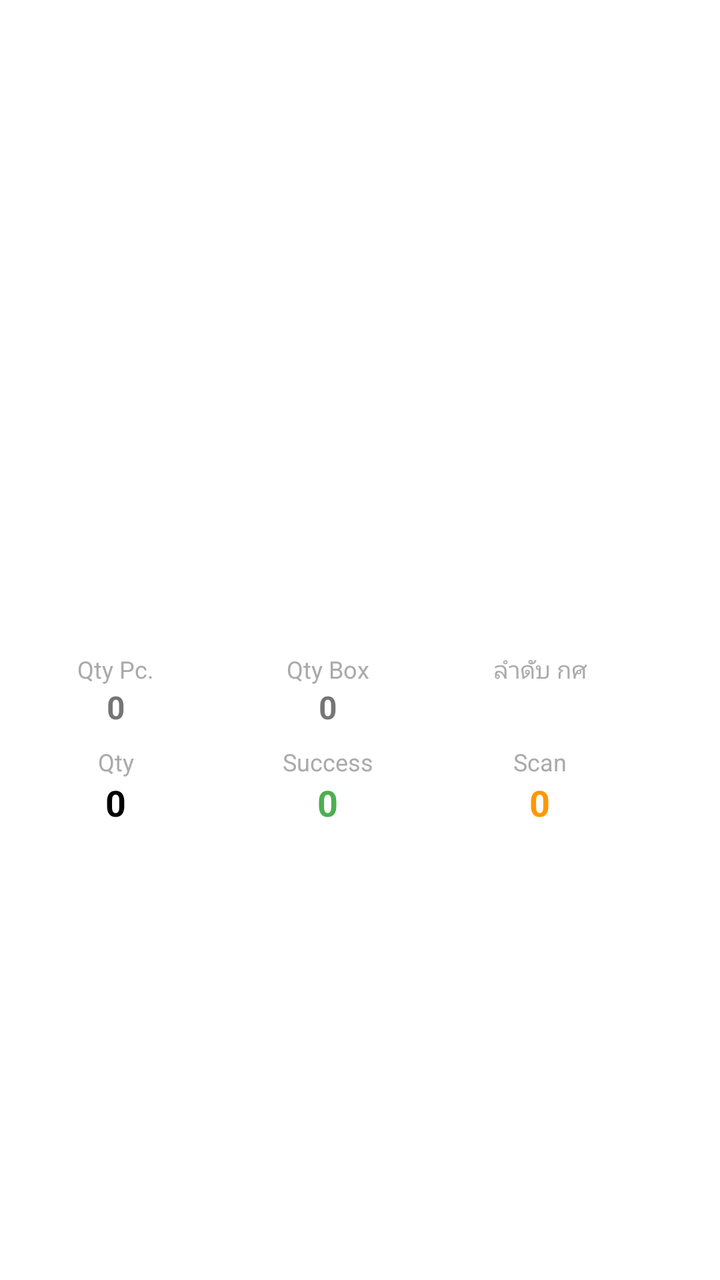
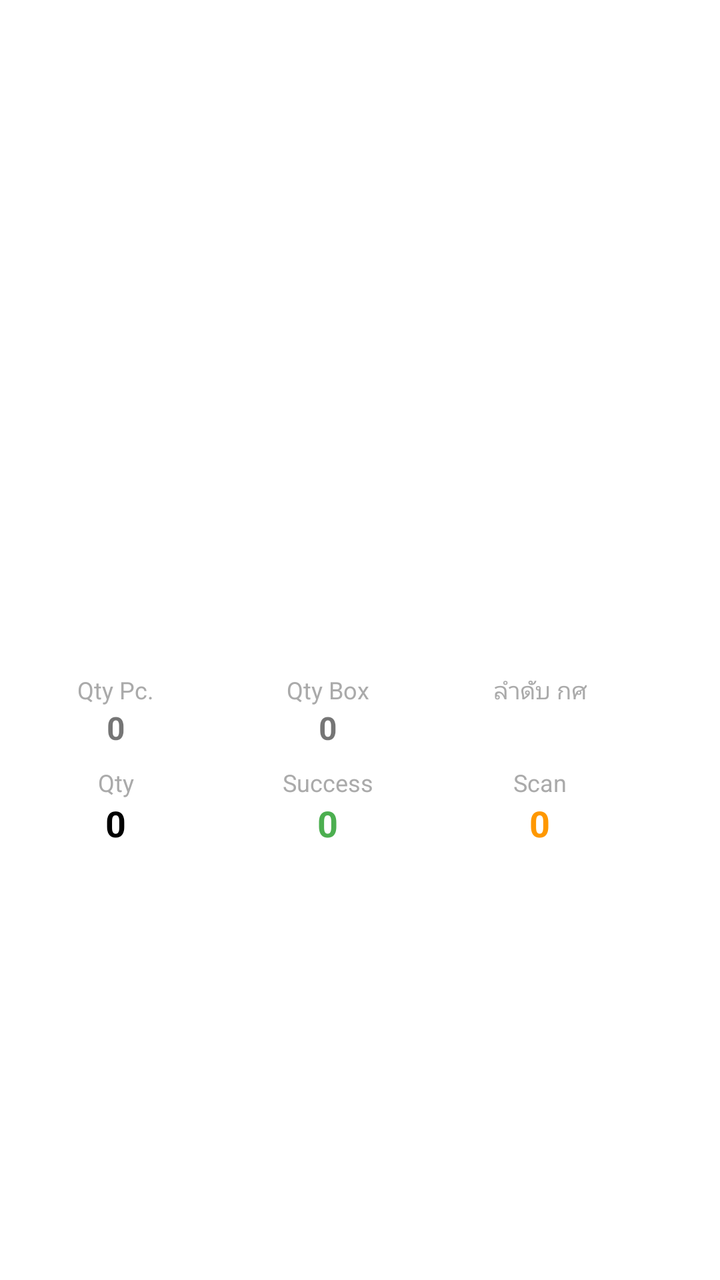

An Android layout rendered at two revisions. The XML below is the earlier revision; the diff shows what the commit changed to produce the second picture.
<!-- AndroidManifest.xml: application theme AppTheme -->
<!-- res/layout/item_picking_order_child.xml -->
<?xml version="1.0" encoding="utf-8"?>
<LinearLayout xmlns:android="http://schemas.android.com/apk/res/android"
    android:layout_width="match_parent"
    android:layout_height="wrap_content"
    android:orientation="horizontal"
    android:padding="5dp"
    android:gravity="center_vertical">

    <LinearLayout
        android:layout_width="0dp"
        android:layout_height="wrap_content"
        android:layout_weight="1"
        android:orientation="vertical">

        <TextView
            android:id="@+id/tvPallet"
            android:layout_width="match_parent"
            android:layout_height="wrap_content"
            android:textSize="16sp"
            android:textStyle="bold"
            android:layout_marginBottom="4dp"/>

        <TextView
            android:id="@+id/tvItem"
            android:layout_width="match_parent"
            android:layout_height="wrap_content"
            android:textSize="16sp"
            android:textStyle="bold"
            android:layout_marginBottom="4dp"/>










        <TextView
            android:id="@+id/tvLocator"
            android:layout_width="match_parent"
            android:layout_height="wrap_content"
            android:textSize="12sp"
            android:textStyle="bold"
            android:layout_marginBottom="4dp"/>

        <TextView
            android:id="@+id/tvLotSuggestion"
            android:layout_width="match_parent"
            android:layout_height="wrap_content"
            android:textSize="12sp"
            android:textStyle="bold"
            android:layout_marginBottom="4dp"/>

        
        <LinearLayout
            android:layout_width="match_parent"
            android:layout_height="wrap_content"
            android:orientation="horizontal"
            android:layout_marginTop="8dp">

            
            <LinearLayout
                android:layout_width="0dp"
                android:layout_height="wrap_content"
                android:layout_weight="1"
                android:orientation="vertical"
                android:gravity="center">

                <TextView
                    android:layout_width="wrap_content"
                    android:layout_height="wrap_content"
                    android:text="Qty Pc."
                    android:textSize="12sp"
                    android:textColor="@android:color/darker_gray"/>

                <TextView
                    android:id="@+id/tvAllocatedQty"
                    android:layout_width="wrap_content"
                    android:layout_height="wrap_content"
                    android:text="0"
                    android:textSize="16sp"
                    android:textStyle="bold"/>
            </LinearLayout>

            
            <LinearLayout
                android:layout_width="0dp"
                android:layout_height="wrap_content"
                android:layout_weight="1"
                android:orientation="vertical"
                android:gravity="center">

                <TextView
                    android:layout_width="wrap_content"
                    android:layout_height="wrap_content"
                    android:text="Qty Box"
                    android:textSize="12sp"
                    android:textColor="@android:color/darker_gray"/>

                <TextView
                    android:id="@+id/tvQtyBox"
                    android:layout_width="wrap_content"
                    android:layout_height="wrap_content"
                    android:text="0"
                    android:textSize="16sp"
                    android:textStyle="bold"/>
            </LinearLayout>

            
            <LinearLayout
                android:layout_width="0dp"
                android:layout_height="wrap_content"
                android:layout_weight="1"
                android:orientation="vertical"
                android:gravity="center">

                <TextView
                    android:layout_width="wrap_content"
                    android:layout_height="wrap_content"
                    android:text="ลำดับ กศ"
                    android:textSize="12sp"
                    android:textColor="@android:color/darker_gray"/>

                <TextView
                    android:id="@+id/tvSequenceNumber"
                    android:layout_width="wrap_content"
                    android:layout_height="wrap_content"
                    android:text=""
                    android:textSize="16sp"
                    android:textStyle="bold"/>
            </LinearLayout>
        </LinearLayout>

        
        <LinearLayout
            android:layout_width="match_parent"
            android:layout_height="wrap_content"
            android:orientation="horizontal"
            android:layout_marginTop="8dp">

            
            <LinearLayout
                android:layout_width="0dp"
                android:layout_height="wrap_content"
                android:layout_weight="1"
                android:orientation="vertical"
                android:gravity="center">

                <TextView
                    android:layout_width="wrap_content"
                    android:layout_height="wrap_content"
                    android:text="Qty"
                    android:textSize="12sp"
                    android:textColor="@android:color/darker_gray"/>

                <TextView
                    android:id="@+id/tvQuantity"
                    android:layout_width="wrap_content"
                    android:layout_height="wrap_content"
                    android:text="0"
                    android:textSize="18sp"
                    android:textStyle="bold"
                    android:textColor="@android:color/black"/>
            </LinearLayout>

            
            <LinearLayout
                android:layout_width="0dp"
                android:layout_height="wrap_content"
                android:layout_weight="1"
                android:orientation="vertical"
                android:gravity="center">

                <TextView
                    android:layout_width="wrap_content"
                    android:layout_height="wrap_content"
                    android:text="Success"
                    android:textSize="12sp"
                    android:textColor="@android:color/darker_gray"/>

                <TextView
                    android:id="@+id/tvQuantitySuccess"
                    android:layout_width="wrap_content"
                    android:layout_height="wrap_content"
                    android:text="0"
                    android:textSize="18sp"
                    android:textStyle="bold"
                    android:textColor="#4CAF50"/>
            </LinearLayout>

            
            <LinearLayout
                android:layout_width="0dp"
                android:layout_height="wrap_content"
                android:layout_weight="1"
                android:orientation="vertical"
                android:gravity="center">

                <TextView
                    android:layout_width="wrap_content"
                    android:layout_height="wrap_content"
                    android:text="Scan"
                    android:textSize="12sp"
                    android:textColor="@android:color/darker_gray"/>

                <TextView
                    android:id="@+id/tvQuantityScan"
                    android:layout_width="wrap_content"
                    android:layout_height="wrap_content"
                    android:text="0"
                    android:textSize="18sp"
                    android:textStyle="bold"
                    android:textColor="#FF9800"/>
            </LinearLayout>
        </LinearLayout>
















    </LinearLayout>

    <LinearLayout
        android:layout_width="wrap_content"
        android:layout_height="match_parent"
        android:layout_marginStart="8dp"
        android:gravity="top"
        android:orientation="vertical">

        <ImageView
            android:id="@+id/ivStatus"
            android:layout_width="24dp"
            android:layout_height="24dp"
            android:scaleType="fitCenter"/>

    </LinearLayout>

</LinearLayout>
<!-- resources referenced by this layout -->
<resources>
  <style name="AppTheme" parent="Theme.MaterialComponents.Light.DarkActionBar">
          <item name="colorPrimary">@color/colorPrimary</item>
          <item name="colorPrimaryDark">@color/colorPrimaryDark</item>
          <item name="colorAccent">@color/colorAccent</item>
      </style>
  <color name="colorPrimary">#1976D2</color>
  <color name="colorPrimaryDark">#1565C0</color>
  <color name="colorAccent">#FFC107</color>
</resources>

<!-- the commit's change to res/layout/item_picking_order_child.xml (unified diff, before → after) -->
@@ -52,6 +52,13 @@
             android:textSize="12sp"
             android:textStyle="bold"
             android:layout_marginBottom="4dp"/>
+        <TextView
+            android:id="@+id/tvTotalBox"
+            android:layout_width="match_parent"
+            android:layout_height="wrap_content"
+            android:textSize="12sp"
+            android:textStyle="bold"
+            android:layout_marginBottom="4dp"/>
 
         
         <LinearLayout
